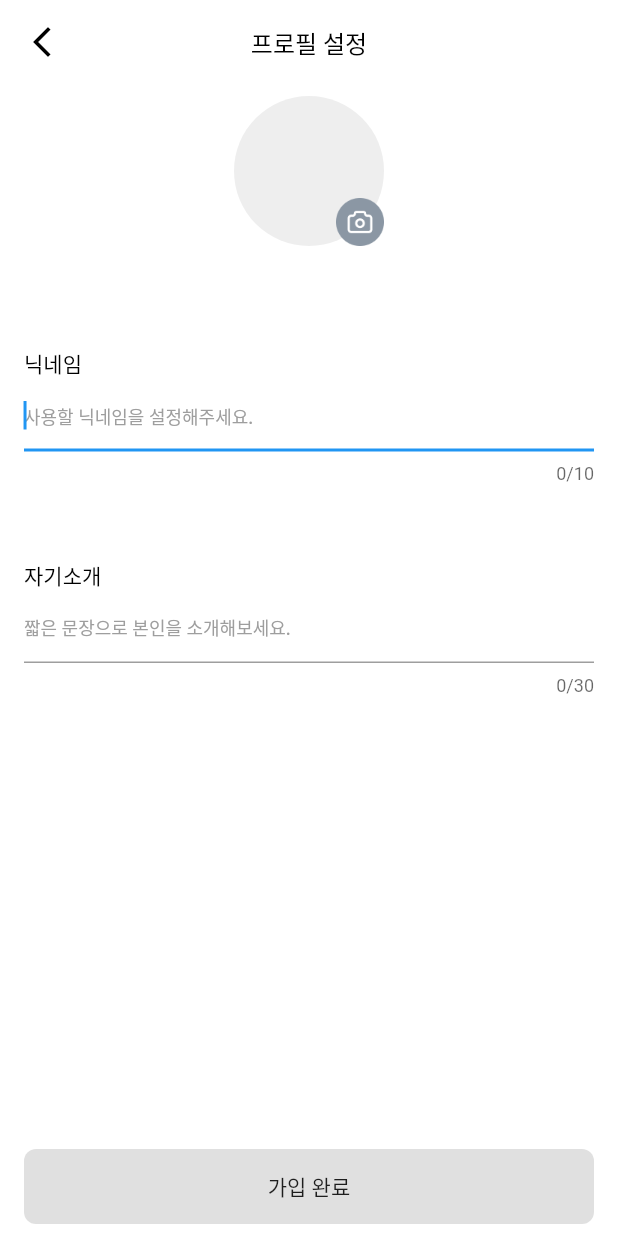
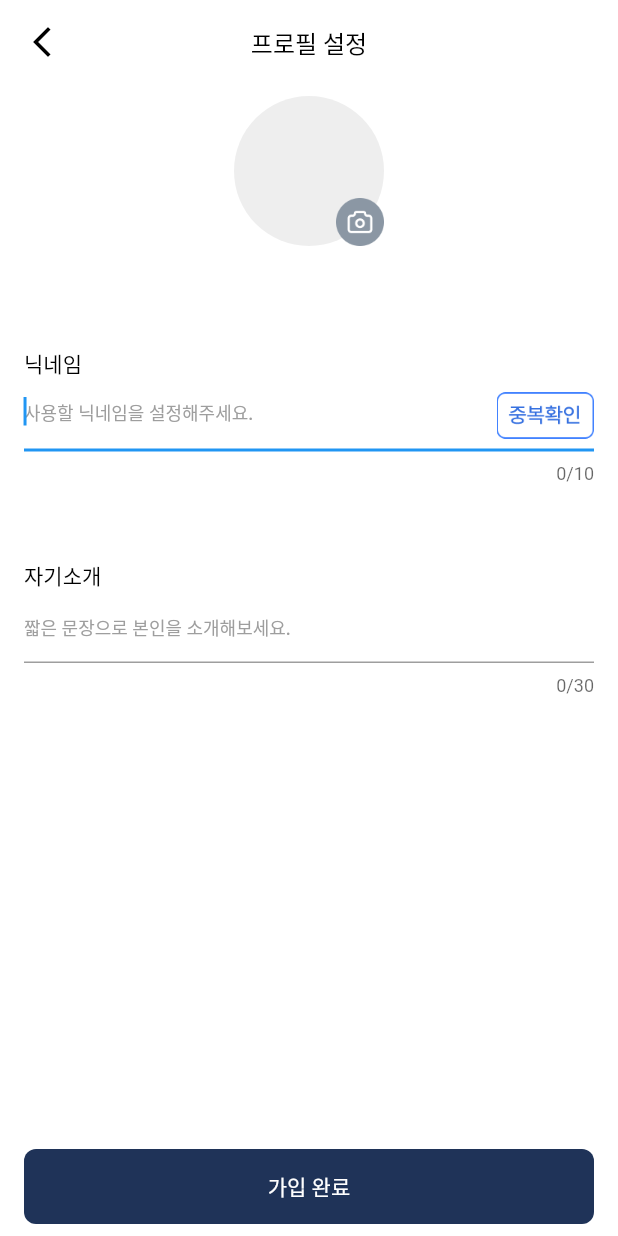
Before and after one commit to studyManagement/withing-front, a Flutter app: the SignupScreen screen opened directly, on a phone screen of 412 x 824 dp. Run offline on Flutter 3.47's test engine with Material 2 defaults, Android fonts, the phone set to English and light mode, and no system bars; our stand-ins replace dio, firebase_core, firebase_messaging, go_router, page_view_dot_indicator, table_calendar; missing offline and left inert: kakao_flutter_sdk_user; accounts and stored records are empty; statements that could not run were skipped.

Commit message:
feat: 수정중 .

```diff
--- a/lib/screens/signup/signup_screen.dart
+++ b/lib/screens/signup/signup_screen.dart
@@ -5,6 +5,8 @@ class SignupScreen extends StatelessWidget {
 
   @override
   Widget build(BuildContext context) {
+    bool nicknameDuplicateCheckSuccessful = true;
+
     return Scaffold(
       resizeToAvoidBottomInset: false,
       backgroundColor: Colors.white,
@@ -53,9 +55,15 @@ class SignupScreen extends StatelessWidget {
                   color: Colors.grey[500],
                   fontWeight: FontWeight.w500,
                 ),
+                suffixIcon: Image.asset(
+                  'asset/duplicationCheck.png',
+                  width: 65,
+                  height: 31,
+                ),
               ),
               autofocus: true,
               maxLength: 10,
+              onTapOutside: (_) => FocusScope.of(context).unfocus(),
             ),
             const SizedBox(height: 50),
             const Text(
@@ -86,9 +94,16 @@ class SignupScreen extends StatelessWidget {
                     height: 50,
                     decoration: BoxDecoration(
                       borderRadius: BorderRadius.circular(8),
-                      color: Colors.grey[300],
+                      color: nicknameDuplicateCheckSuccessful ? const Color(0xFF1F3358) : const Color(0xFFCED7E1),
                     ),
-                    child: const Center(child: Text('가입 완료')),
+                    child: const Center(
+                      child: Text(
+                        '가입 완료',
+                        style: TextStyle(
+                          color: Colors.white,
+                        ),
+                      ),
+                    ),
                   ),
                 ),
               ),
```
Also changed, not shown: lib/common/router.dart (+16 -0 lines), lib/screens/login/login_screen.dart (+37 -2 lines), lib/screens/splash/splash_screen.dart (+4 -16 lines), asset/duplicationCheck.png (added).
